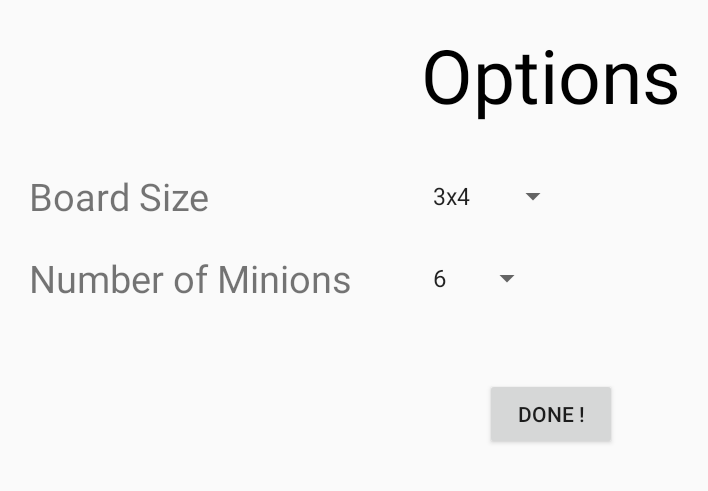
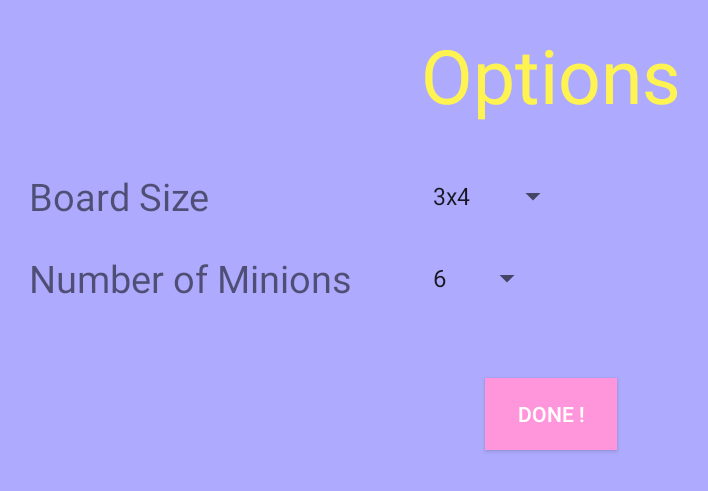
Before and after one commit to pmadeya/minions, an Android app: the MinionOptionActivity screen opened directly, with no data from a screen before it, on a phone screen of 824 x 412 dp (held sideways). Shown: the top 491 px of the screen, without its empty margins (67-775 px from the left). Run offline under Robolectric (Android 15) with nearby library versions, the phone set to English and light mode, and no system bars.

Commit message:
Background color added to Options menu and spinners fully functional

```diff
--- a/app/src/main/java/project3/cmpt276/ca/minions/MinionGameActivity.java
+++ b/app/src/main/java/project3/cmpt276/ca/minions/MinionGameActivity.java
@@ -17,6 +17,7 @@ import android.widget.Toast;
 import android.util.Log;
 
 
+// THE MATERIAL IS DEVELOPED BASED ON DR.FRASER YOUTUBE VIDEOS
 public class MinionGameActivity extends MinionActivity {
 
 
@@ -58,6 +59,7 @@ public class MinionGameActivity extends MinionActivity {
                 button.setOnClickListener(new View.OnClickListener() {
                     @Override
                     public void onClick(View v) {
+
                         gridButtonClicked(FINAl_COL,FINAL_ROW);
                     }
                 });
@@ -94,7 +96,7 @@ public class MinionGameActivity extends MinionActivity {
         lockButtonSizes();
         int newWidth = button.getWidth();
         int newHeight = button.getHeight();
-        Bitmap originalBitmap = BitmapFactory.decodeResource(getResources(),R.drawable.monster);
+        Bitmap originalBitmap = BitmapFactory.decodeResource(getResources(),R.drawable.stickman);
         Bitmap scaledBitmap = Bitmap.createScaledBitmap(originalBitmap,newWidth,newHeight,true);
         Resources resource = getResources();
         button.setBackground(new BitmapDrawable(resource,scaledBitmap));
--- a/app/src/main/res/layout/activity_minion_option.xml
+++ b/app/src/main/res/layout/activity_minion_option.xml
@@ -4,7 +4,8 @@
     android:paddingRight="@dimen/activity_horizontal_margin"
     android:paddingTop="@dimen/activity_vertical_margin"
     android:paddingBottom="@dimen/activity_vertical_margin"
-    tools:context="project3.cmpt276.ca.minions.MinionOptionActivity">
+    tools:context="project3.cmpt276.ca.minions.MinionOptionActivity"
+    android:background="#ffaeabff">
 
 
     <TextView
@@ -36,7 +37,7 @@
         android:layout_alignParentTop="true"
         android:layout_centerHorizontal="true"
         android:textSize="50dp"
-        android:textColor="#000"
+        android:textColor="#fffff352"
         android:layout_marginBottom="30dp" />
 
     <Button
@@ -46,7 +47,9 @@
         android:id="@+id/btnBackHome"
         android:layout_below="@+id/colText"
         android:layout_centerHorizontal="true"
-        android:layout_marginTop="49dp" />
+        android:layout_marginTop="49dp"
+        android:background="#ffff95da"
+        android:textColor="#fff" />
 
     <Spinner
         android:layout_width="wrap_content"
```
Also changed, not shown: app/src/main/java/project3/cmpt276/ca/minions/MinionOptionActivity.java (+16 -6 lines).
